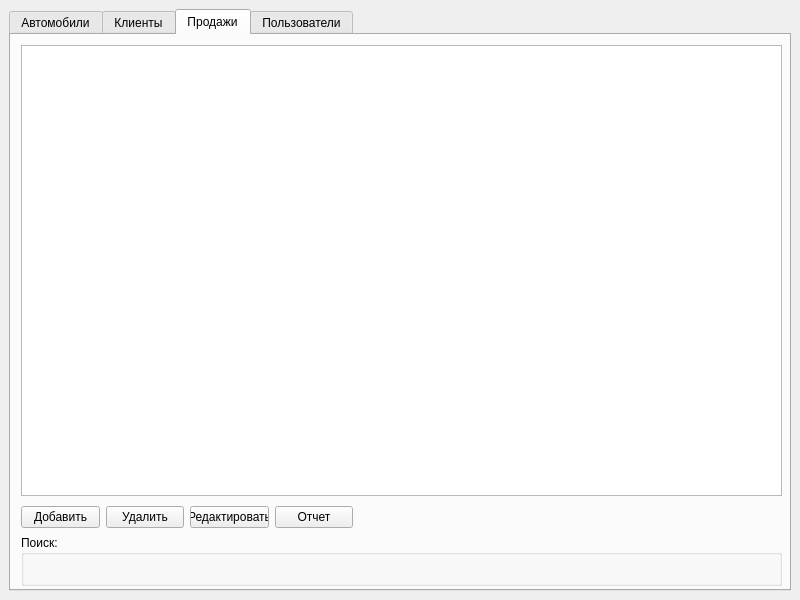
First picture: the form in src/design/admin.ui, repository meyaroslav/autoshow, before the edit.
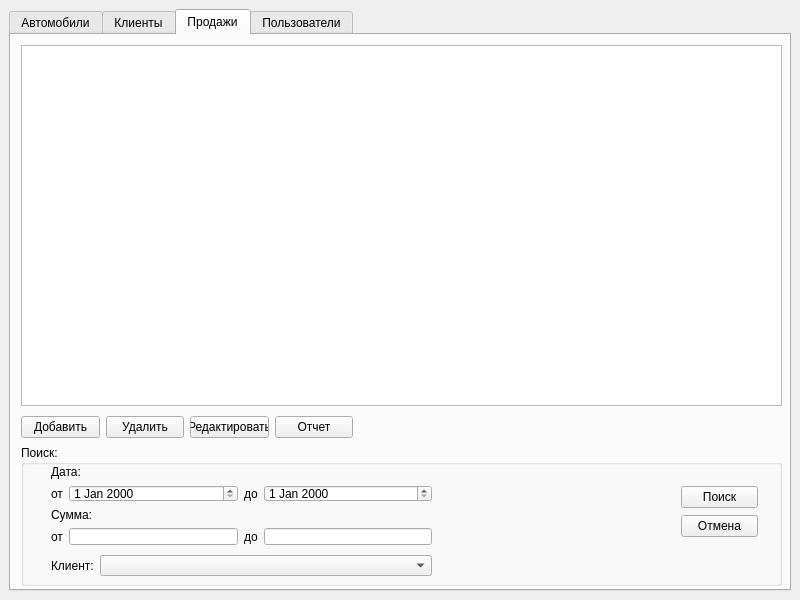
Second picture: the form after the edit. The open tabs and pages were chosen to show the change.

Patch:
```diff
--- a/src/design/admin.ui
+++ b/src/design/admin.ui
@@ -309,7 +309,7 @@
           <x>10</x>
           <y>10</y>
           <width>761</width>
-          <height>451</height>
+          <height>361</height>
          </rect>
         </property>
        </widget>
@@ -317,20 +317,134 @@
         <property name="geometry">
          <rect>
           <x>10</x>
-          <y>500</y>
+          <y>410</y>
           <width>761</width>
-          <height>51</height>
+          <height>141</height>
          </rect>
         </property>
         <property name="title">
          <string>Поиск:</string>
         </property>
+        <widget class="QWidget" name="layoutWidget_2">
+         <property name="geometry">
+          <rect>
+           <x>660</x>
+           <y>40</y>
+           <width>77</width>
+           <height>54</height>
+          </rect>
+         </property>
+         <layout class="QVBoxLayout" name="verticalLayout_2">
+          <item>
+           <widget class="QPushButton" name="search_button_2">
+            <property name="text">
+             <string>Поиск</string>
+            </property>
+           </widget>
+          </item>
+          <item>
+           <widget class="QPushButton" name="cancel_button_2">
+            <property name="text">
+             <string>Отмена</string>
+            </property>
+           </widget>
+          </item>
+         </layout>
+        </widget>
+        <widget class="QWidget" name="">
+         <property name="geometry">
+          <rect>
+           <x>30</x>
+           <y>20</y>
+           <width>381</width>
+           <height>81</height>
+          </rect>
+         </property>
+         <layout class="QGridLayout" name="gridLayout_3">
+          <item row="0" column="0" colspan="2">
+           <widget class="QLabel" name="label_11">
+            <property name="text">
+             <string>Дата:</string>
+            </property>
+           </widget>
+          </item>
+          <item row="1" column="0">
+           <widget class="QLabel" name="label_12">
+            <property name="text">
+             <string>от</string>
+            </property>
+           </widget>
+          </item>
+          <item row="1" column="1">
+           <widget class="QDateEdit" name="from_date_edit"/>
+          </item>
+          <item row="1" column="2">
+           <widget class="QLabel" name="label_13">
+            <property name="text">
+             <string>до</string>
+            </property>
+           </widget>
+          </item>
+          <item row="1" column="3">
+           <widget class="QDateEdit" name="to_date_edit"/>
+          </item>
+          <item row="2" column="0" colspan="2">
+           <widget class="QLabel" name="label_18">
+            <property name="text">
+             <string>Сумма:</string>
+            </property>
+           </widget>
+          </item>
+          <item row="3" column="0">
+           <widget class="QLabel" name="label_21">
+            <property name="text">
+             <string>от</string>
+            </property>
+           </widget>
+          </item>
+          <item row="3" column="1">
+           <widget class="QLineEdit" name="from_sum_line_edit"/>
+          </item>
+          <item row="3" column="2">
+           <widget class="QLabel" name="label_22">
+            <property name="text">
+             <string>до</string>
+            </property>
+           </widget>
+          </item>
+          <item row="3" column="3">
+           <widget class="QLineEdit" name="to_sum_line_edit"/>
+          </item>
+         </layout>
+        </widget>
+        <widget class="QWidget" name="">
+         <property name="geometry">
+          <rect>
+           <x>30</x>
+           <y>110</y>
+           <width>381</width>
+           <height>21</height>
+          </rect>
+         </property>
+         <layout class="QFormLayout" name="formLayout_2">
+          <item row="0" column="0">
+           <widget class="QLabel" name="label_10">
+            <property name="text">
+             <string>Клиент:</string>
+            </property>
+           </widget>
+          </item>
+          <item row="0" column="1">
+           <widget class="QComboBox" name="client_combo_box"/>
+          </item>
+         </layout>
+        </widget>
        </widget>
        <widget class="QWidget" name="layoutWidget_3">
         <property name="geometry">
          <rect>
           <x>10</x>
-          <y>470</y>
+          <y>380</y>
           <width>332</width>
           <height>25</height>
          </rect>
```
